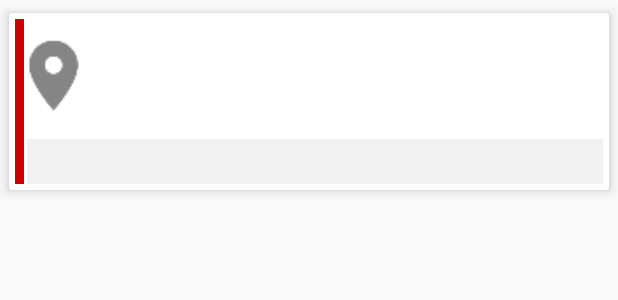
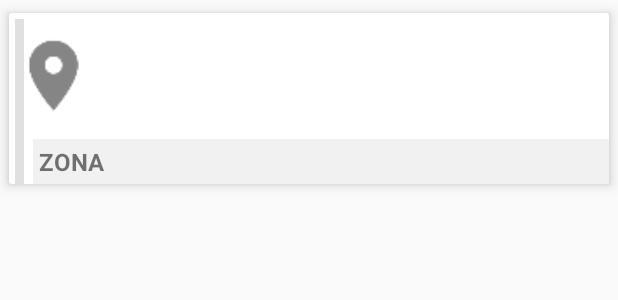
Before and after one commit to lucasop/IoBoss, an Android app: the layout item_raw.xml on its own in the app's theme, with its tools: preview values and no code run, on a phone screen of 412 x 824 dp. Shown: the top 300 px of the screen. Run offline under Robolectric (Android 15) with nearby library versions, the phone set to English and light mode, and no system bars.

Commit message:
nuovo layout schede
aggiunta barra verticale per visualizzazione  stato attivo/disattivo

```diff
--- a/app/src/main/res/layout/item_raw.xml
+++ b/app/src/main/res/layout/item_raw.xml
@@ -16,23 +16,23 @@
             android:id="@+id/ic_row_place"
             android:layout_width="48dp"
             android:layout_height="54dp"
-            android:paddingLeft="-8dp"
-            card_view:srcCompat="@drawable/ic_action_places"
             android:layout_above="@+id/rvzonaID"
             android:layout_alignParentTop="true"
-            android:layout_toEndOf="@+id/separaV" />
+            android:layout_toEndOf="@+id/separaV"
+            android:paddingLeft="-8dp"
+            card_view:srcCompat="@drawable/ic_action_places" />
 
         <TextView
             android:id="@+id/rvzonaID"
             android:layout_width="match_parent"
             android:layout_height="30dp"
             android:layout_below="@+id/tableLayout"
-            android:layout_marginBottom="4dp"
-            android:layout_marginEnd="4dp"
             android:layout_marginLeft="4dp"
             android:layout_toEndOf="@+id/separaH"
             android:background="#f1f1f1"
+            android:gravity="left|center"
             android:paddingStart="4dp"
+            android:text="ZONA"
             android:textSize="16sp"
             android:textStyle="bold" />
 
@@ -45,7 +45,7 @@
             android:layout_alignParentTop="true"
             android:layout_marginStart="4dp"
             android:layout_marginTop="4dp"
-            android:background="@android:color/holo_red_dark" />
+            android:background="@color/common_google_signin_btn_text_dark_disabled" />
 
         <TextView
             android:id="@+id/separaH"
@@ -75,7 +75,9 @@
                     android:textColor="@android:color/black" />
             </TableRow>
 
-            <TableRow>
+            <TableRow
+                android:layout_width="match_parent"
+                android:layout_height="match_parent">
 
                 <TextView
                     android:id="@+id/rvname"
@@ -85,7 +87,9 @@
             </TableRow>
 
 
-            <TableRow>
+            <TableRow
+                android:layout_width="match_parent"
+                android:layout_height="match_parent">
 
                 <TextView
                     android:id="@+id/rvaddress"
@@ -95,7 +99,9 @@
             </TableRow>
 
 
-            <TableRow>
+            <TableRow
+                android:layout_width="match_parent"
+                android:layout_height="match_parent">
 
                 <TextView
                     android:id="@+id/rvcoordinate"
--- a/app/src/main/res/values/colors.xml
+++ b/app/src/main/res/values/colors.xml
@@ -3,4 +3,5 @@
     <color name="colorPrimary">#3F51B5</color>
     <color name="colorPrimaryDark">#303F9F</color>
     <color name="colorAccent">#303F9F</color>
+    <color name="light_red">#d28a8a</color>
 </resources>
```
Also changed, not shown: app/src/main/java/net/eclissi/lucasop/ioboss/database/RecyclerAdapter.java (+17 -8 lines), app/src/main/res/layout/item_raw_material.xml (+6 -6 lines), app/src/main/res/drawable/default_cover3.png (added), app/src/main/res/drawable/default_cover4.png (added).
